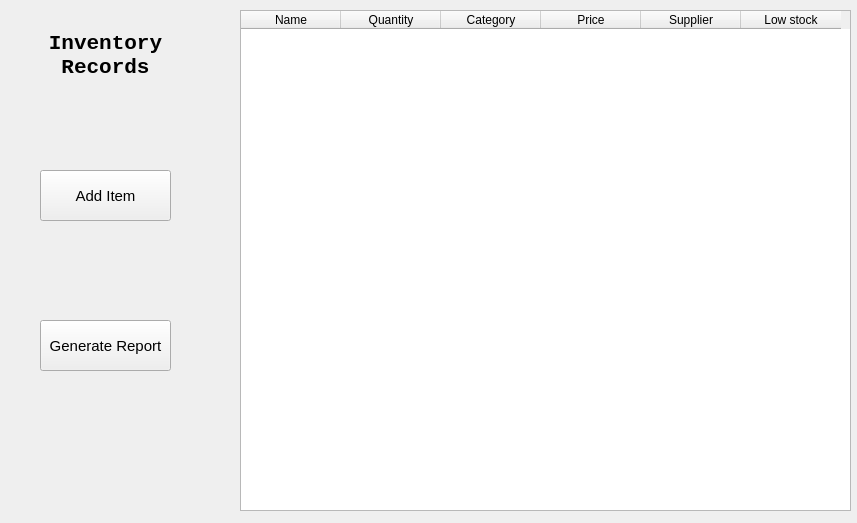
Old version of the form managerwindow.ui in the repository sleemharb/CS2-Lab-Project.
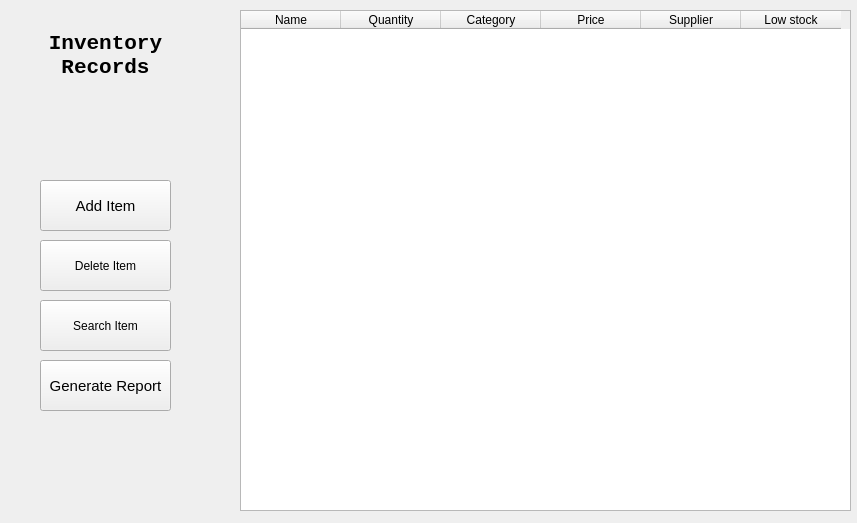
New version of the form.

```diff
--- a/managerwindow.ui
+++ b/managerwindow.ui
@@ -43,7 +43,7 @@
    <property name="geometry">
     <rect>
      <x>40</x>
-     <y>170</y>
+     <y>180</y>
      <width>131</width>
      <height>51</height>
     </rect>
@@ -61,7 +61,7 @@
    <property name="geometry">
     <rect>
      <x>40</x>
-     <y>320</y>
+     <y>360</y>
      <width>131</width>
      <height>51</height>
     </rect>
@@ -115,6 +115,37 @@
     </property>
    </column>
   </widget>
+  <widget class="QPushButton" name="pushButton_deleteItem">
+   <property name="geometry">
+    <rect>
+     <x>40</x>
+     <y>240</y>
+     <width>131</width>
+     <height>51</height>
+    </rect>
+   </property>
+   <property name="font">
+    <font>
+     <kerning>true</kerning>
+    </font>
+   </property>
+   <property name="text">
+    <string>Delete Item</string>
+   </property>
+  </widget>
+  <widget class="QPushButton" name="pushButton_search">
+   <property name="geometry">
+    <rect>
+     <x>40</x>
+     <y>300</y>
+     <width>131</width>
+     <height>51</height>
+    </rect>
+   </property>
+   <property name="text">
+    <string>Search Item</string>
+   </property>
+  </widget>
  </widget>
  <resources/>
  <connections/>
```
